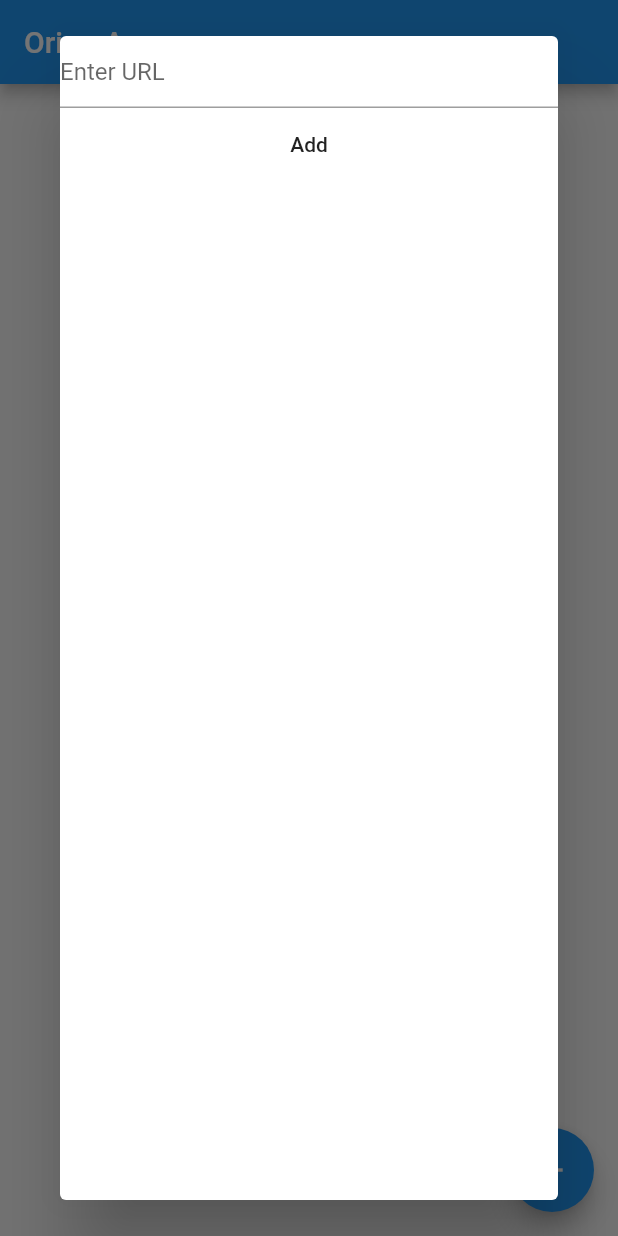
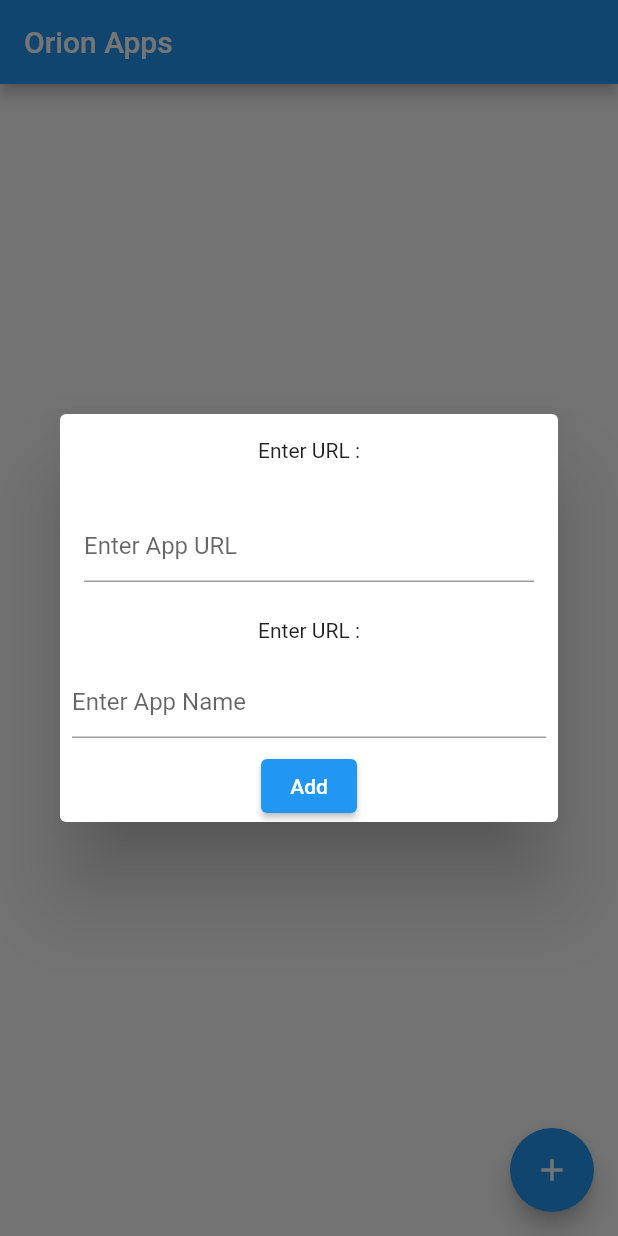
Before and after one commit to HarshaMatta/orion, a Flutter app: the screen it shows after launch, after a tap on the "add" icon, on a phone screen of 412 x 824 dp. Run offline on Flutter 3.47's test engine with Material 2 defaults, Android fonts, the phone set to English and light mode, and no system bars.

Commit message:
refined alertdialog and domain.

```diff
--- a/lib/OrionHomePage.dart
+++ b/lib/OrionHomePage.dart
@@ -11,16 +11,33 @@ class OrionHomePage extends StatefulWidget {
 
 class OrionHomePageState extends State<OrionHomePage> {
 
-  TextEditingController _c;
+  TextEditingController _nameCtrl;
+  TextEditingController _urlCtrl;
+
   var tiles = new List<Tile>();
 
   void onSaveButton() {
     setState(() {
-      var tokens = _c.text.split(".");
-      String name = tokens.length > 1 ? tokens[1] : tokens[tokens.length-1];
+
+      var name = "";
+      if (_nameCtrl == null || _nameCtrl.text.isEmpty) {
+        var urlStr = _urlCtrl.text;
+        print(name);
+        if( urlStr.startsWith("http")){
+          print("if");
+          name = Uri.parse(urlStr).host.toLowerCase();
+          name = name.split(".")[1];
+        } else {
+          print(name);
+          name = urlStr.split(".")[0];
+        }
+
+      } else {
+        name = _nameCtrl.text;
+      }
 
       // TODO: add name and url properly
-      Tile tile = Tile( name,  _c.text);
+      Tile tile = Tile(name,  _urlCtrl.text);
       tiles.add(tile);
     });
     Navigator.pop(context);
@@ -29,11 +46,31 @@ class OrionHomePageState extends State<OrionHomePage> {
   void createInputPopUp() {
     var popDialog = new Dialog(
       child: new Column(
+          mainAxisSize: MainAxisSize.min,
           children: <Widget>[
-            new TextField(
-                decoration: new InputDecoration(hintText: "Enter URL"),
-                controller: _c),
-            new FlatButton(
+            Padding(
+              padding: const EdgeInsets.all(16.0),
+              child: new Text("Enter URL :"),
+            ),
+
+            Padding(
+              padding: const EdgeInsets.all(16.0),
+              child: new TextField(
+                  decoration: new InputDecoration(hintText: "Enter App URL"),
+                  controller: _urlCtrl),
+            ),
+            Padding(
+              padding: const EdgeInsets.all(8.0),
+              child: new Text("Enter URL :"),
+            ),
+            Padding(
+              padding: const EdgeInsets.all(8.0),
+              child: new TextField(
+                  decoration: new InputDecoration(hintText: "Enter App Name"),
+                 controller: _nameCtrl,
+              ),
+            ),
+            new ElevatedButton(
               child: new Text("Add"),
               onPressed: onSaveButton,
             )
@@ -46,7 +83,7 @@ class OrionHomePageState extends State<OrionHomePage> {
 
   @override
   void initState() {
-    _c = new TextEditingController();
+    _urlCtrl = new TextEditingController();
     super.initState();
   }
 
```
